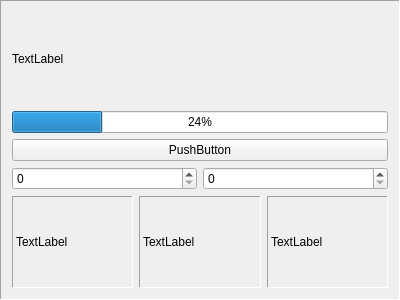
The window that samplewidget.ui (0xFEEDC0DE64/DrumMachine) describes before a commit, drawn with Qt 5.
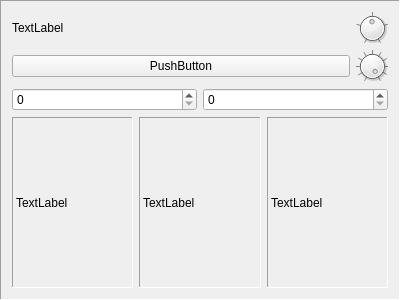
The same window after the commit.

```diff
--- a/samplewidget.ui
+++ b/samplewidget.ui
@@ -32,21 +32,65 @@
        </property>
       </widget>
      </item>
-    </layout>
-   </item>
    <item>
-    <widget class="QProgressBar" name="progressBar">
+      <widget class="QDial" name="dialSpeed">
+       <property name="maximumSize">
+        <size>
+         <width>32</width>
+         <height>32</height>
+        </size>
+       </property>
+       <property name="minimum">
+        <number>80</number>
+       </property>
+       <property name="maximum">
+        <number>120</number>
+       </property>
      <property name="value">
-      <number>24</number>
+        <number>100</number>
+       </property>
+       <property name="notchTarget">
+        <double>10.000000000000000</double>
+       </property>
+       <property name="notchesVisible">
+        <bool>true</bool>
      </property>
     </widget>
    </item>
+    </layout>
+   </item>
+   <item>
+    <layout class="QHBoxLayout" name="horizontalLayout_4">
    <item>
     <widget class="QPushButton" name="pushButton">
      <property name="text">
       <string>PushButton</string>
      </property>
     </widget>
+     </item>
+     <item>
+      <widget class="QDial" name="dialVolume">
+       <property name="maximumSize">
+        <size>
+         <width>32</width>
+         <height>32</height>
+        </size>
+       </property>
+       <property name="maximum">
+        <number>100</number>
+       </property>
+       <property name="value">
+        <number>100</number>
+       </property>
+       <property name="notchTarget">
+        <double>10.000000000000000</double>
+       </property>
+       <property name="notchesVisible">
+        <bool>true</bool>
+       </property>
+      </widget>
+     </item>
+    </layout>
    </item>
    <item>
     <layout class="QHBoxLayout" name="horizontalLayout">
```
Left out of the diff: 2 changed lines with no effect on the pictures. Lines whose indentation alone changed are shown as unchanged.
